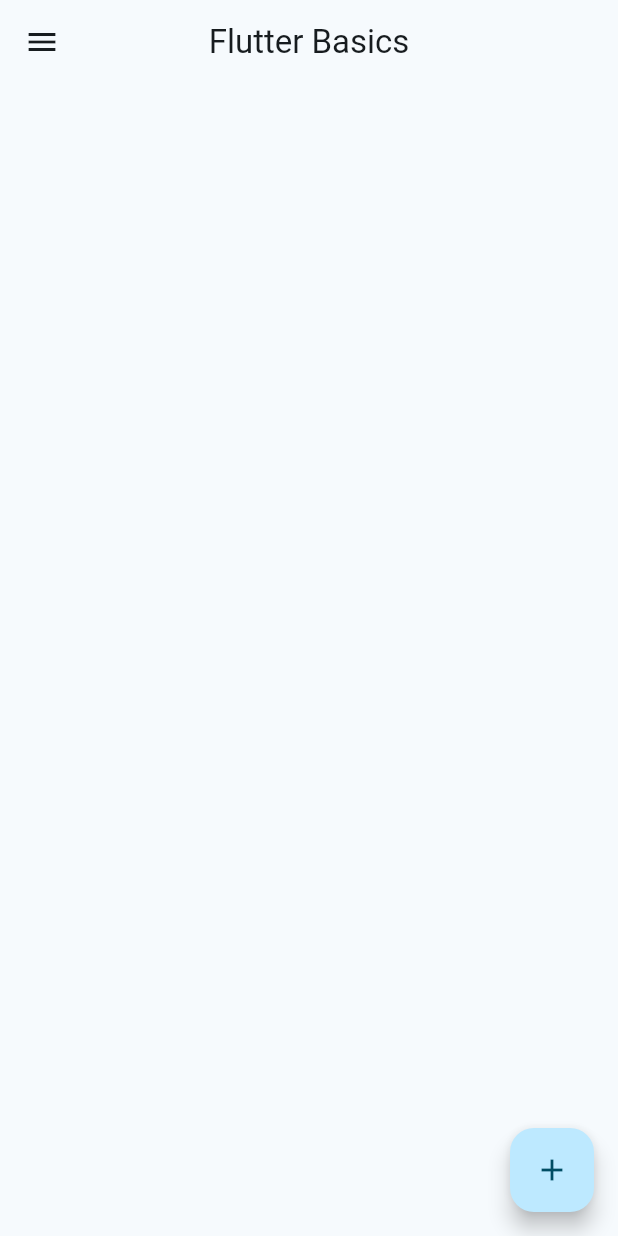
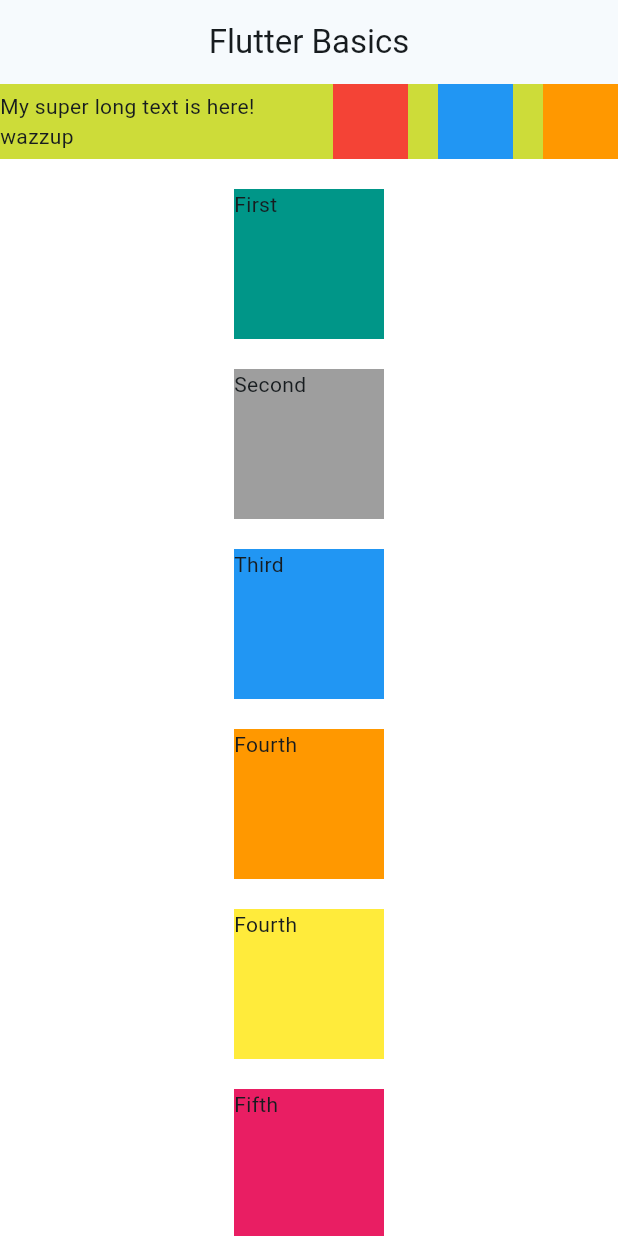
Before and after one commit to ravenpdev/flutter_basics, a Flutter app: the screen it shows after launch, on a phone screen of 412 x 824 dp. Run offline on Flutter 3.47's test engine with Material 2 defaults, Android fonts, the phone set to English and light mode, and no system bars.

Commit message:
media query

```diff
--- a/lib/main.dart
+++ b/lib/main.dart
@@ -10,6 +10,7 @@ class MyApp extends StatelessWidget {
   // This widget is the root of your application.
   @override
   Widget build(BuildContext context) {
+    print(MediaQuery.of(context).size.width);
     return MaterialApp(
       debugShowCheckedModeBanner: false,
       title: 'Flutter Demo',
@@ -22,29 +23,121 @@ class MyApp extends StatelessWidget {
           title: const Text('Flutter Basics'),
           centerTitle: true,
         ),
-        body: Container(),
-        floatingActionButton: FloatingActionButton(
-          onPressed: () {},
-          child: const Icon(Icons.add),
-        ),
-        drawer: Drawer(
-          child: ListView(
-            padding: EdgeInsets.zero,
-            children: [
-              const DrawerHeader(
-                child: Text(
-                  'Drawer Header',
+        body: Container(
+          color: Colors.white,
+          // width: MediaQuery.of(context).size.width,
+          child: SingleChildScrollView(
+            child: Column(
+              mainAxisSize: MainAxisSize.max,
+              crossAxisAlignment: CrossAxisAlignment.center,
+              children: [
+                Container(
+                  color: Colors.lime,
+                  child: Row(
+                    children: [
+                      const Expanded(
+                          child: Text('My super long text is here! wazzup')),
+                      const SizedBox(
+                        width: 20,
+                      ),
+                      Container(
+                        height: 50,
+                        width: 50,
+                        color: Colors.red,
+                      ),
+                      const SizedBox(
+                        width: 20,
+                      ),
+                      Container(
+                        height: 50,
+                        width: 50,
+                        color: Colors.blue,
+                      ),
+                      const SizedBox(
+                        width: 20,
+                      ),
+                      Container(
+                        height: 50,
+                        width: 50,
+                        color: Colors.orange,
+                      ),
+                    ],
+                  ),
                 ),
-              ),
-              ListTile(
-                title: const Text('Item 1'),
-                onTap: () {},
-              ),
-              ListTile(
-                title: const Text('Item 2'),
-                onTap: () {},
-              )
-            ],
+                const SizedBox(height: 20),
+                Container(
+                  color: Colors.teal,
+                  height: 100,
+                  width: 100,
+                  child: const Text('First'),
+                ),
+                const SizedBox(height: 20),
+                Container(
+                  color: Colors.grey,
+                  height: 100,
+                  width: 100,
+                  child: const Text('Second'),
+                ),
+                const SizedBox(height: 20),
+                Container(
+                  color: Colors.blue,
+                  height: 100,
+                  width: 100,
+                  child: const Text('Third'),
+                ),
+                const SizedBox(height: 20),
+                Container(
+                  color: Colors.orange,
+                  height: 100,
+                  width: 100,
+                  child: const Text('Fourth'),
+                ),
+                const SizedBox(height: 20),
+                Container(
+                  color: Colors.yellow,
+                  height: 100,
+                  width: 100,
+                  child: const Text('Fourth'),
+                ),
+                const SizedBox(height: 20),
+                Container(
+                  color: Colors.pink,
+                  height: 100,
+                  width: 100,
+                  child: const Text('Fifth'),
+                ),
+                const SizedBox(height: 20),
+                Container(
+                  color: Colors.red,
+                  height: 100,
+                  width: 100,
+                  child: const Text('Sixth'),
+                ),
+                const SizedBox(height: 20),
+                Container(
+                  color: Colors.black,
+                  height: 100,
+                  width: 100,
+                  child: const Text('Sixth'),
+                ),
+                const SizedBox(height: 20),
+                Container(
+                  color: Colors.deepPurple,
+                  height: 100,
+                  width: MediaQuery.of(context).size.width,
+                  alignment: Alignment.center,
+                  child: const Text('Media Query'),
+                ),
+                const SizedBox(height: 20),
+                Container(
+                  color: Colors.deepPurple,
+                  height: 100,
+                  width: MediaQuery.of(context).size.width / 2,
+                  alignment: Alignment.center,
+                  child: const Text('Media Query'),
+                ),
+              ],
+            ),
           ),
         ),
       ),
```
